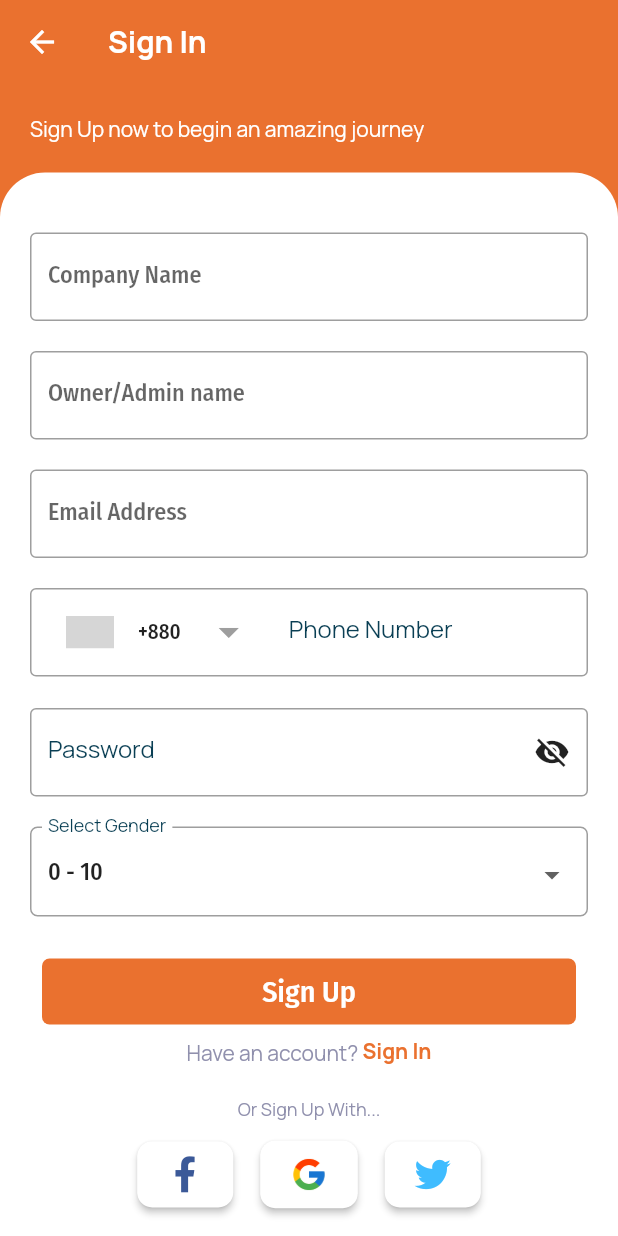
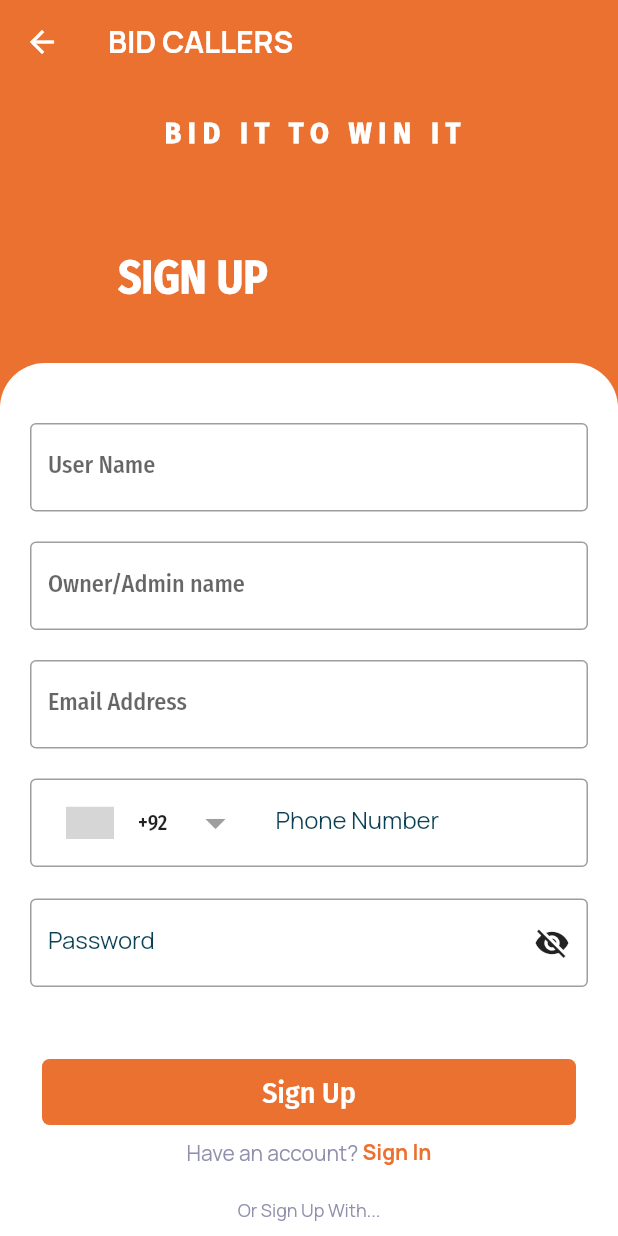
Before and after one commit to Hamzakhan2317/BidAndBuy, a Flutter app: the SignUp screen opened directly, on a phone screen of 412 x 824 dp. Run offline on Flutter 3.47's test engine with Material 2 defaults, Android fonts, the phone set to English and light mode, and no system bars; drawn by our look-alikes of country_code_picker, nb_utils; our stand-ins replace bottom_navy_bar, connectivity, dio, flutter_credit_card, fluttertoast, font_awesome_flutter and 5 more; missing offline and left inert: time_chart; accounts and stored records are empty; grey boxes are pictures that could not be loaded.

Commit message:
done changes

```diff
--- a/lib/Screens/Authentication/sign_up.dart
+++ b/lib/Screens/Authentication/sign_up.dart
@@ -47,7 +47,7 @@ class _SignUpState extends State<SignUp> {
         elevation: 0.0,
         iconTheme: const IconThemeData(color: Colors.white),
         title: Text(
-          'Sign In',
+          'BID CALLERS',
           style: kTextStyle.copyWith(
               color: Colors.white, fontWeight: FontWeight.bold),
         ),
@@ -56,12 +56,36 @@ class _SignUpState extends State<SignUp> {
         child: Column(
           crossAxisAlignment: CrossAxisAlignment.start,
           children: [
-            Padding(
-              padding: const EdgeInsets.all(20.0),
-              child: Text(
-                'Sign Up now to begin an amazing journey',
-                style: kTextStyle.copyWith(color: Colors.white),
-              ),
+            const Padding(
+                padding: EdgeInsets.all(20.0),
+                child: Center(
+                  child: Text(
+                    ' B I D   I T   T O   W I N   I T',
+                    style: TextStyle(
+                        fontSize: 20.0,
+                        color: Colors.white,
+                        fontWeight: FontWeight.bold),
+                  ),
+                )),
+            Row(
+              verticalDirection: VerticalDirection.down,
+              children: [
+                Container(
+                  height: 100.0,
+                  width: 230.0,
+                  child: const Center(
+                    child: Text(
+                      '   SIGN UP ',
+                      style: TextStyle(
+                          fontSize: 30.0,
+                          color: Colors.white,
+                          fontWeight: FontWeight.bold),
+                    ),
+                  ),
+                  margin: EdgeInsets.fromLTRB(7.0, 15.0, 7.0, 7.0),
+                  padding: EdgeInsets.all(25.0),
+                ),
+              ],
             ),
             Container(
               padding: const EdgeInsets.all(20.0),
@@ -79,8 +103,8 @@ class _SignUpState extends State<SignUp> {
                   AppTextField(
                     textFieldType: TextFieldType.NAME,
                     decoration: const InputDecoration(
-                      labelText: 'Company Name',
-                      hintText: 'MaanTheme',
+                      labelText: 'User Name',
+                      hintText: 'Maan',
                       border: OutlineInputBorder(),
                     ),
                   ),
@@ -124,7 +148,7 @@ class _SignUpState extends State<SignUp> {
                         prefixIcon: CountryCodePicker(
                           padding: EdgeInsets.zero,
                           onChanged: print,
-                          initialSelection: 'BD',
+                          initialSelection: 'PK',
                           showFlag: true,
                           showDropDownButton: true,
                           alignLeft: false,
@@ -147,24 +171,24 @@ class _SignUpState extends State<SignUp> {
                   const SizedBox(
                     height: 20.0,
                   ),
-                  SizedBox(
-                    height: 60.0,
-                    child: FormField(
-                      builder: (FormFieldState<dynamic> field) {
-                        return InputDecorator(
-                          decoration: InputDecoration(
-                              floatingLabelBehavior:
-                                  FloatingLabelBehavior.always,
-                              labelText: 'Select Gender',
-                              labelStyle: kTextStyle,
-                              border: OutlineInputBorder(
-                                  borderRadius: BorderRadius.circular(5.0))),
-                          child:
-                              DropdownButtonHideUnderline(child: getEmployee()),
-                        );
-                      },
-                    ),
-                  ),
+                  // SizedBox(
+                  //   height: 60.0,
+                  //   child: FormField(
+                  //     builder: (FormFieldState<dynamic> field) {
+                  //       return InputDecorator(
+                  //         decoration: InputDecoration(
+                  //             floatingLabelBehavior:
+                  //                 FloatingLabelBehavior.always,
+                  //             labelText: 'Select Gender',
+                  //             labelStyle: kTextStyle,
+                  //             border: OutlineInputBorder(
+                  //                 borderRadius: BorderRadius.circular(5.0))),
+                  //         child:
+                  //             DropdownButtonHideUnderline(child: getEmployee()),
+                  //       );
+                  //     },
+                  //   ),
+                  // ),
                   const SizedBox(
                     height: 20.0,
                   ),
```
Also changed, not shown: lib/Screens/Authentication/sign_in.dart (+41 -28 lines).
